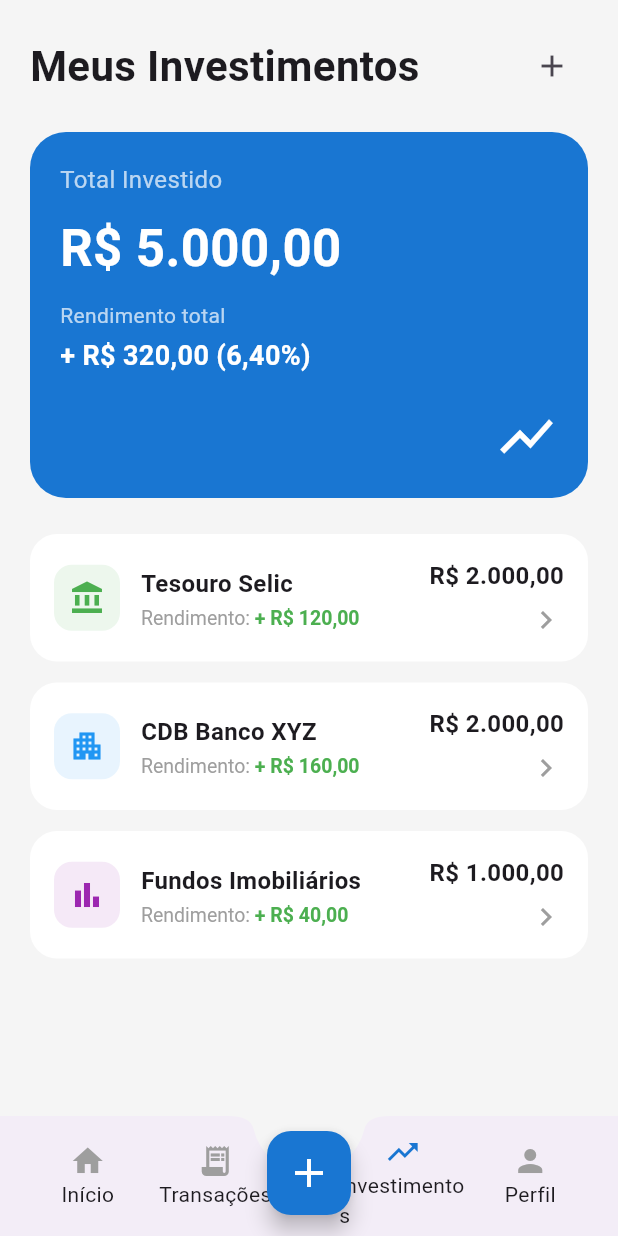
After one commit to gabrielchioquetti/ProjetoTI-Aplicativo-Controle-Financeiro, a Flutter app: the TelaInvestimentos screen opened by its route, on a phone screen of 412 x 824 dp. The commit adds this screen. Run offline on Flutter 3.47's test engine with Material 3 defaults, Android fonts, the phone set to English and light mode, and no system bars.

Commit message:
feat: estrutura basica para investimentos.

```diff
--- a/lib/main.dart
+++ b/lib/main.dart
@@ -5,6 +5,7 @@ import 'package:flutter_projeto_ti/screens/login.dart';
 import 'package:flutter_projeto_ti/screens/nova_transacao.dart';
 import 'package:flutter_projeto_ti/screens/perfil.dart';
 import 'package:flutter_projeto_ti/screens/transacoes.dart';
+import 'package:flutter_projeto_ti/screens/investimentos.dart';
 
 void main() {
   runApp(const MyApp());
@@ -24,6 +25,7 @@ class MyApp extends StatelessWidget {
         "/transacoes": (context) => TelaTransacoes(),
         "/nova-transacao": (context) => TelaNovaTransacao(),
         "/perfil": (context) => TelaPerfil(),
+        "/investimentos": (context) => TelaInvestimentos(),
       },
       debugShowCheckedModeBanner: false,
     );
--- /dev/null
+++ b/lib/screens/investimentos.dart
@@ -0,0 +1,259 @@
+import 'package:flutter/material.dart';
+
+import 'package:flutter_projeto_ti/widgets/bottom_nav.dart';
+import 'package:flutter_projeto_ti/widgets/floating_button.dart';
+
+class TelaInvestimentos extends StatefulWidget {
+  @override
+  State<TelaInvestimentos> createState() => _TelaInvestimentos();
+}
+
+class _TelaInvestimentos extends State<TelaInvestimentos> {
+  Widget itemInvestimento({
+    required IconData icone,
+    required Color corIcone,
+    required String titulo,
+    required String valor,
+    required String rendimento,
+  }) {
+    return Container(
+      margin: EdgeInsets.only(bottom: 14),
+
+      padding: EdgeInsets.all(16),
+
+      decoration: BoxDecoration(
+        color: Colors.white,
+
+        borderRadius: BorderRadius.circular(18),
+      ),
+
+      child: Row(
+        children: [
+          /// ÍCONE
+          Container(
+            padding: EdgeInsets.all(10),
+
+            decoration: BoxDecoration(
+              color: corIcone.withOpacity(0.1),
+
+              borderRadius: BorderRadius.circular(12),
+            ),
+
+            child: Icon(icone, color: corIcone),
+          ),
+
+          SizedBox(width: 14),
+
+          /// TEXTO
+          Expanded(
+            child: Column(
+              crossAxisAlignment: CrossAxisAlignment.start,
+
+              children: [
+                Text(
+                  titulo,
+
+                  style: TextStyle(fontWeight: FontWeight.bold, fontSize: 16),
+                ),
+
+                SizedBox(height: 4),
+
+                RichText(
+                  text: TextSpan(
+                    style: TextStyle(color: Colors.grey, fontSize: 13),
+
+                    children: [
+                      TextSpan(text: "Rendimento: "),
+
+                      TextSpan(
+                        text: rendimento,
+
+                        style: TextStyle(
+                          color: Colors.green,
+                          fontWeight: FontWeight.bold,
+                        ),
+                      ),
+                    ],
+                  ),
+                ),
+              ],
+            ),
+          ),
+
+          /// VALOR
+          Column(
+            crossAxisAlignment: CrossAxisAlignment.end,
+
+            children: [
+              Text(
+                valor,
+
+                style: TextStyle(fontWeight: FontWeight.bold, fontSize: 16),
+              ),
+
+              SizedBox(height: 6),
+
+              Icon(Icons.chevron_right, color: Colors.grey),
+            ],
+          ),
+        ],
+      ),
+    );
+  }
+
+  @override
+  Widget build(BuildContext context) {
+    return Scaffold(
+      backgroundColor: Colors.grey.shade100,
+
+      body: SafeArea(
+        child: SingleChildScrollView(
+          padding: EdgeInsets.all(20),
+
+          child: Column(
+            crossAxisAlignment: CrossAxisAlignment.start,
+
+            children: [
+              /// TOPO
+              Row(
+                mainAxisAlignment: MainAxisAlignment.spaceBetween,
+
+                children: [
+                  Text(
+                    "Meus Investimentos",
+
+                    style: TextStyle(fontSize: 28, fontWeight: FontWeight.bold),
+                  ),
+
+                  IconButton(onPressed: () {}, icon: Icon(Icons.add)),
+                ],
+              ),
+
+              SizedBox(height: 20),
+
+              /// CARD TOTAL
+              Container(
+                width: double.infinity,
+
+                padding: EdgeInsets.all(20),
+
+                decoration: BoxDecoration(
+                  color: Colors.blue.shade700,
+
+                  borderRadius: BorderRadius.circular(24),
+                ),
+
+                child: Column(
+                  crossAxisAlignment: CrossAxisAlignment.start,
+
+                  children: [
+                    Text(
+                      "Total Investido",
+
+                      style: TextStyle(color: Colors.white70, fontSize: 16),
+                    ),
+
+                    SizedBox(height: 10),
+
+                    Text(
+                      "R\$ 5.000,00",
+
+                      style: TextStyle(
+                        color: Colors.white,
+
+                        fontSize: 34,
+
+                        fontWeight: FontWeight.bold,
+                      ),
+                    ),
+
+                    SizedBox(height: 10),
+
+                    Text(
+                      "Rendimento total",
+
+                      style: TextStyle(color: Colors.white70),
+                    ),
+
+                    SizedBox(height: 4),
+
+                    Text(
+                      "+ R\$ 320,00 (6,40%)",
+
+                      style: TextStyle(
+                        color: Colors.white,
+
+                        fontWeight: FontWeight.bold,
+
+                        fontSize: 18,
+                      ),
+                    ),
+
+                    SizedBox(height: 20),
+
+                    Align(
+                      alignment: Alignment.centerRight,
+
+                      child: Icon(
+                        Icons.show_chart,
+
+                        color: Colors.white,
+
+                        size: 42,
+                      ),
+                    ),
+                  ],
+                ),
+              ),
+
+              SizedBox(height: 24),
+
+              /// LISTA
+              itemInvestimento(
+                icone: Icons.account_balance,
+
+                corIcone: Colors.green,
+
+                titulo: "Tesouro Selic",
+
+                valor: "R\$ 2.000,00",
+
+                rendimento: "+ R\$ 120,00",
+              ),
+
+              itemInvestimento(
+                icone: Icons.apartment,
+
+                corIcone: Colors.blue,
+
+                titulo: "CDB Banco XYZ",
+
+                valor: "R\$ 2.000,00",
+
+                rendimento: "+ R\$ 160,00",
+              ),
+
+              itemInvestimento(
+                icone: Icons.bar_chart,
+
+                corIcone: Colors.purple,
+
+                titulo: "Fundos Imobiliários",
+
+                valor: "R\$ 1.000,00",
+
+                rendimento: "+ R\$ 40,00",
+              ),
+            ],
+          ),
+        ),
+      ),
+
+      bottomNavigationBar: BottomNavWidget(paginaAtual: 2),
+
+      floatingActionButton: FloatingButtonWidget(),
+
+      floatingActionButtonLocation: FloatingActionButtonLocation.centerDocked,
+    );
+  }
+}
--- a/lib/widgets/bottom_nav.dart
+++ b/lib/widgets/bottom_nav.dart
@@ -71,20 +71,23 @@ class BottomNavWidget extends StatelessWidget {
 
             /// RELATÓRIOS
             Expanded(
+              child: inkWell(
+                onTap: () {
+                  Navigator.pushNamed(context, "/investimentos",);
+                },
                 child: Column(
                   mainAxisAlignment: MainAxisAlignment.center,
-
                   children: [
                     Icon(
-                    Icons.bar_chart,
+                      Icons.trending_up,
 
                       color: paginaAtual == 2
                           ? Colors.blue.shade700
                           : Colors.grey,
                     ),
-
-                  Text("Relatórios"),
+                    Text("Investimentos"),
                   ],
+                ),
               ),
             ),
 
```
Lines whose indentation alone changed are shown as unchanged.
